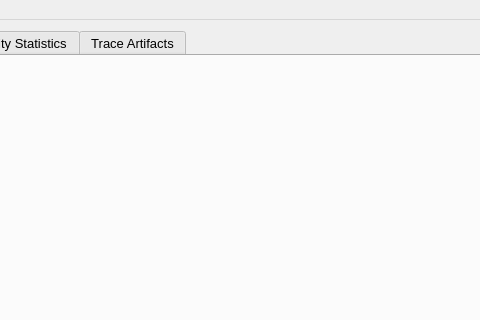
Qt form resources/designer_ui/crystalgrowthtrackermain.ui (jonathanHuwP/CrystalGrowthTracker) before a commit; both pictures show x 335 to 815 and y 0 to 320 of the 942 by 584 pixel window.
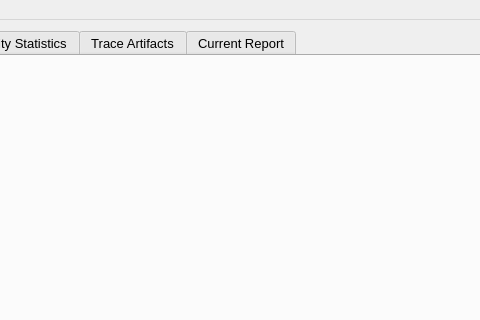
The same form after that commit. The open tabs and pages were chosen to show the change.

What changed in the file:
```diff
--- a/resources/designer_ui/crystalgrowthtrackermain.ui
+++ b/resources/designer_ui/crystalgrowthtrackermain.ui
@@ -51,6 +51,11 @@
         <string>Trace Artifacts</string>
        </attribute>
       </widget>
+      <widget class="QWidget" name="_reportTab">
+       <attribute name="title">
+        <string>Current Report</string>
+       </attribute>
+      </widget>
      </widget>
     </item>
     <item>
```
Left out of the diff: 2 changed lines with no effect on the pictures.
